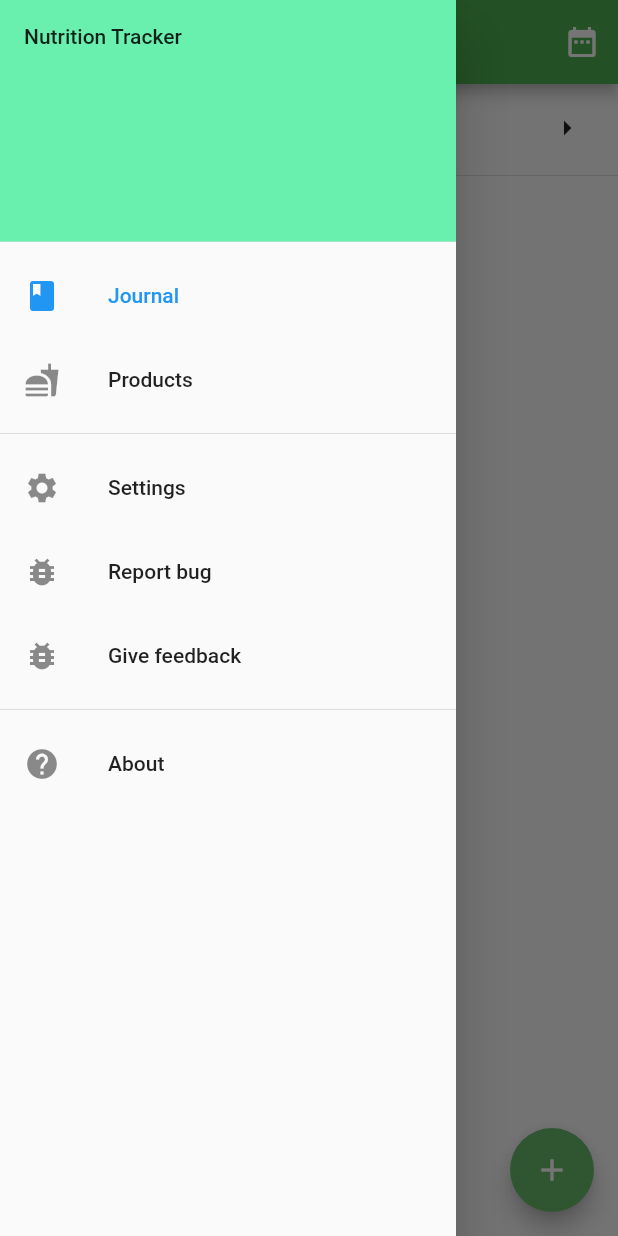
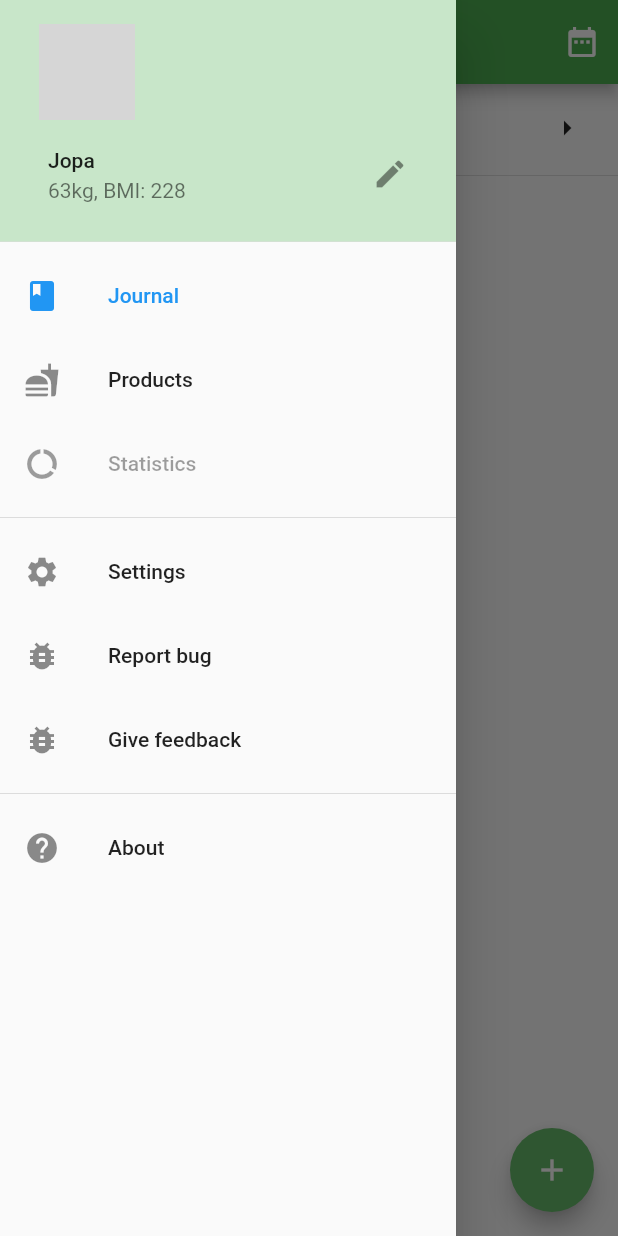
Before and after one commit to anxiouscupcake/honest_calorie, a Flutter app: the screen it shows after launch, with the side drawer open, on a phone screen of 412 x 824 dp. Run offline on Flutter 3.47's test engine with Material 2 defaults, Android fonts, the phone set to English and light mode, and no system bars; accounts and stored records are empty; network calls fail; grey boxes are pictures that could not be loaded.

Commit message:
made placeholder profile interface in drawer;

```diff
--- a/lib/data/user.dart
+++ b/lib/data/user.dart
@@ -25,10 +25,12 @@ class User {
 
   String name = "";
   String gender = "";
+  // TODO: change to birth date
   int age = 0;
   double weight = 0.0; // kg
   double height = 0.0; // cm
 
+  // TODO: убрать запись пустых полей
   User.fromJson(Map<String, dynamic> json)
       : name = json['name'],
         gender = json['gender'],
--- a/lib/widgets/drawer.dart
+++ b/lib/widgets/drawer.dart
@@ -17,6 +17,7 @@
 
 import 'package:flutter/material.dart';
 import 'package:nutrition_tracker/localizations.dart';
+import 'package:nutrition_tracker/screens/forms/profile_edit_screen.dart';
 import 'package:url_launcher/url_launcher.dart';
 import 'package:nutrition_tracker/main.dart';
 import 'package:nutrition_tracker/routes.dart';
@@ -81,8 +82,34 @@ class AppDrawer extends StatelessWidget {
       child: ListView(
         children: <Widget>[
           DrawerHeader(
-            child: Text("Nutrition Tracker"),
-            decoration: BoxDecoration(color: Colors.greenAccent),
+            child: Container(
+              //alignment: Alignment.bottomLeft,
+              child: Column(
+                children: <Widget>[
+                  Container(
+                    alignment: Alignment.bottomLeft,
+                    margin: EdgeInsets.only(left: 10),
+                    child: CircleAvatar(
+                      backgroundImage:
+                          NetworkImage("https://i.imgur.com/vM4jpQH.png"),
+                      radius: 32,
+                    ),
+                  ),
+                  ListTile(
+                    title: Text("Jopa"),
+                    subtitle: Text("63kg, BMI: 228"),
+                    trailing: Icon(Icons.edit),
+                    onTap: () {
+                      Navigator.push(
+                          context,
+                          MaterialPageRoute(
+                              builder: (context) => ProfileEditScreen()));
+                    },
+                  ),
+                ],
+              ),
+            ),
+            decoration: BoxDecoration(color: Colors.green[100]),
           ),
           ListTile(
               selected: currentScreen == "journal",
@@ -102,7 +129,6 @@ class AppDrawer extends StatelessWidget {
                     arguments: ProductDBScreenArguments(false));
                 currentScreen = "products";
               }),
-              /*
           ListTile(
               selected: currentScreen == "statistics",
 
@@ -114,7 +140,6 @@ class AppDrawer extends StatelessWidget {
                 Navigator.pushReplacementNamed(context, Routes.statistics);
                 currentScreen = "statistics";
               }),
-              */
           Divider(),
           ListTile(
               selected: currentScreen == "settings",
@@ -133,7 +158,8 @@ class AppDrawer extends StatelessWidget {
             ),
           if (settings.showFeedback)
             ListTile(
-              title: Text(AppLocalizations.of(context).translate("give_feedback")),
+              title:
+                  Text(AppLocalizations.of(context).translate("give_feedback")),
               leading: Icon(Icons.bug_report),
               onTap: () =>
                   _goToURL(context, "https://forms.gle/FNS8j6boTuAn7usn6"),
```
Also changed, not shown: lib/screens/forms/profile_edit_screen.dart (+17 -15 lines).
